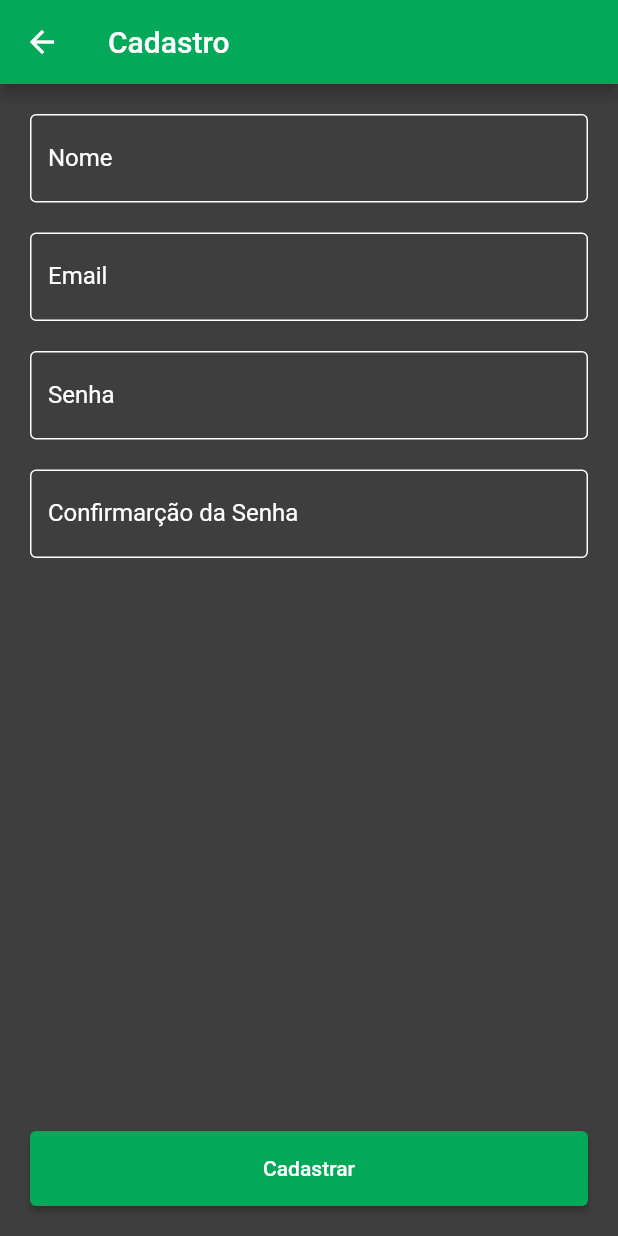
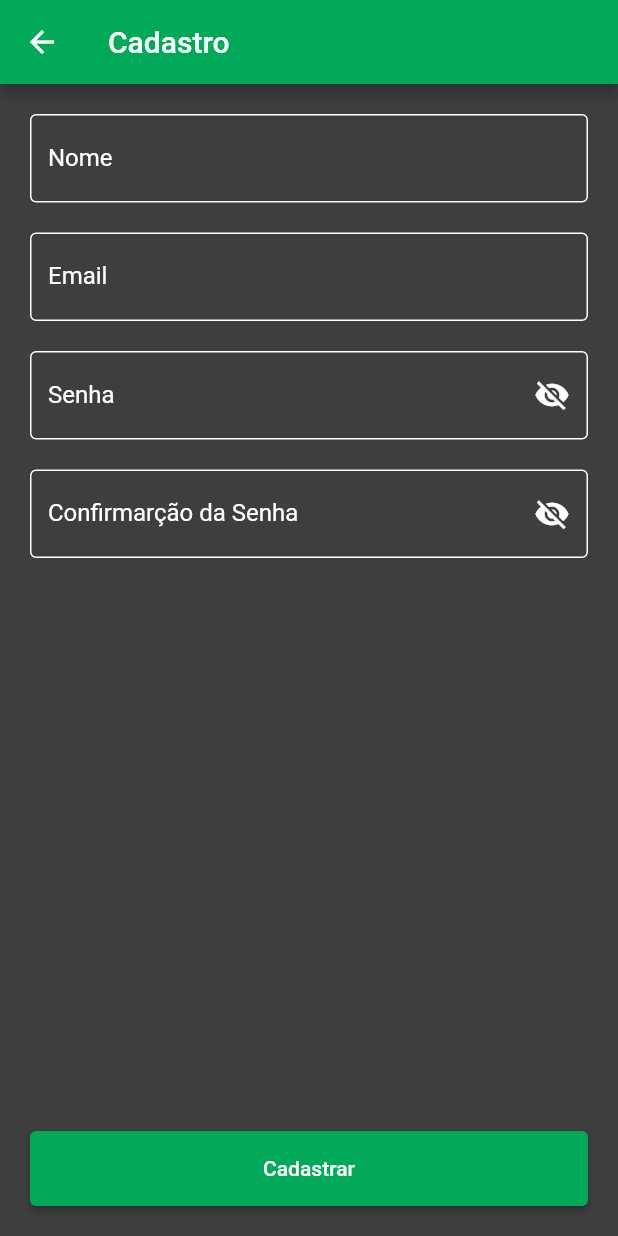
Before and after one commit to DaniloNamitala/caixinha_troia, a Flutter app: the SignUpScreen screen opened directly, on a phone screen of 412 x 824 dp. Run offline on Flutter 3.47's test engine with Material 2 defaults, Android fonts, the light colour scheme and no system bars; our stand-ins replace firebase_core, firebase_database, shared_preferences; accounts and stored records are empty.

Commit message:
Logout e ocultar senha

```diff
--- a/lib/database/preferences.dart
+++ b/lib/database/preferences.dart
@@ -21,6 +21,11 @@ class Preferences {
     await preference.setString(_passwordkey, password);
   }
 
+  Future<void> removeLogin() async {
+    await preference.remove(_emailKey);
+    await preference.remove(_passwordkey);
+  }
+
   Pair<String?, String?> getLogin() {
     final email = preference.getString(_emailKey);
     final password = preference.getString(_passwordkey);
--- a/lib/feature_home/screens/home_screen.dart
+++ b/lib/feature_home/screens/home_screen.dart
@@ -1,5 +1,6 @@
 // ignore_for_file: library_private_types_in_public_api
 
+import 'package:caixinha_troia/database/preferences.dart';
 import 'package:caixinha_troia/feature_home/fragments/cart_fragment.dart';
 import 'package:caixinha_troia/feature_home/fragments/history_fragment.dart';
 import 'package:flutter/material.dart';
@@ -22,6 +23,15 @@ class _HomeScreenState extends State<HomeScreen> {
       backgroundColor: screenBackgroundColor,
       appBar: AppBar(
         title: const Text('Troia'),
+        actions: [
+          IconButton(
+              onPressed: () {
+                Preferences().removeLogin().then((value) {
+                  Navigator.pushReplacementNamed(context, "/login");
+                });
+              },
+              icon: const Icon(Icons.logout))
+        ],
       ),
       body: _screens[currentScreen],
       bottomNavigationBar: BottomNavigationBar(
--- a/lib/feature_sign/screens/signup_screen.dart
+++ b/lib/feature_sign/screens/signup_screen.dart
@@ -71,27 +71,54 @@ class SignUpScreenState extends State<SignUpScreen> {
                               borderSide: BorderSide(color: Colors.white)),
                           labelText: 'Email')),
                   const Padding(padding: EdgeInsets.all(10.0)),
-                  TextField(
-                      controller: viewModel.passwordController,
-                      obscureText: true,
-                      style: const TextStyle(color: Colors.white),
-                      decoration: const InputDecoration(
-                          labelStyle: TextStyle(color: Colors.white),
-                          border: OutlineInputBorder(),
-                          enabledBorder: OutlineInputBorder(
-                              borderSide: BorderSide(color: Colors.white)),
-                          labelText: 'Senha')),
+                  ListenableBuilder(
+                      listenable: viewModel.hidePassword,
+                      builder: (context, widget) => TextField(
+                            controller: viewModel.passwordController,
+                            obscureText: viewModel.hidePassword.value,
+                            style: const TextStyle(color: Colors.white),
+                            decoration: InputDecoration(
+                                suffixIcon: IconButton(
+                                  color: Colors.white,
+                                  onPressed: () {
+                                    viewModel.hidePassword.value =
+                                        !viewModel.hidePassword.value;
+                                  },
+                                  icon: Icon(viewModel.hidePassword.value
+                                      ? Icons.visibility_off
+                                      : Icons.visibility),
+                                ),
+                                labelStyle:
+                                    const TextStyle(color: Colors.white),
+                                border: const OutlineInputBorder(),
+                                enabledBorder: const OutlineInputBorder(
+                                    borderSide:
+                                        BorderSide(color: Colors.white)),
+                                labelText: 'Senha'),
+                          )),
                   const Padding(padding: EdgeInsets.all(10.0)),
-                  TextField(
-                      controller: viewModel.confirmPasswordController,
-                      obscureText: true,
-                      style: const TextStyle(color: Colors.white),
-                      decoration: const InputDecoration(
-                          labelStyle: TextStyle(color: Colors.white),
-                          border: OutlineInputBorder(),
-                          enabledBorder: OutlineInputBorder(
-                              borderSide: BorderSide(color: Colors.white)),
-                          labelText: 'Confirmarção da Senha')),
+                  ListenableBuilder(
+                      listenable: viewModel.hideConfirmation,
+                      builder: (context, widget) => TextField(
+                          controller: viewModel.confirmPasswordController,
+                          obscureText: viewModel.hideConfirmation.value,
+                          style: const TextStyle(color: Colors.white),
+                          decoration: InputDecoration(
+                              suffixIcon: IconButton(
+                                color: Colors.white,
+                                onPressed: () {
+                                  viewModel.hideConfirmation.value =
+                                      !viewModel.hideConfirmation.value;
+                                },
+                                icon: Icon(viewModel.hideConfirmation.value
+                                    ? Icons.visibility_off
+                                    : Icons.visibility),
+                              ),
+                              labelStyle: const TextStyle(color: Colors.white),
+                              border: const OutlineInputBorder(),
+                              enabledBorder: const OutlineInputBorder(
+                                  borderSide: BorderSide(color: Colors.white)),
+                              labelText: 'Confirmarção da Senha'))),
                   const Spacer(),
                   ElevatedButton(
                     style: const ButtonStyle(
--- a/lib/feature_sign/viewmodel/signup_viewmodel.dart
+++ b/lib/feature_sign/viewmodel/signup_viewmodel.dart
@@ -7,6 +7,8 @@ import 'package:flutter/material.dart';
 class ViewModelSignUp {
   final repository = SignRepository();
   final ValueNotifier<bool> loading = ValueNotifier(false);
+  final ValueNotifier<bool> hidePassword = ValueNotifier(true);
+  final ValueNotifier<bool> hideConfirmation = ValueNotifier(true);
   final emailController = TextEditingController();
   final nameController = TextEditingController();
   final passwordController = TextEditingController();
```
